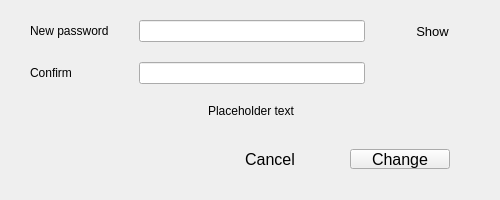
Before: the Qt Designer form updatepassword.ui in someretical/TheoreticalDiary, drawn with Qt 5.
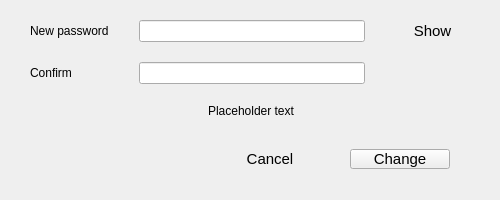
After: the same form once the commit is applied.

Diff of the .ui file:
```diff
--- a/updatepassword.ui
+++ b/updatepassword.ui
@@ -79,7 +79,7 @@
          </property>
          <property name="font">
           <font>
-           <pointsize>10</pointsize>
+           <pointsize>11</pointsize>
           </font>
          </property>
          <property name="text">
@@ -186,7 +186,7 @@
        </property>
        <property name="font">
         <font>
-         <pointsize>12</pointsize>
+         <pointsize>11</pointsize>
         </font>
        </property>
        <property name="text">
@@ -219,7 +219,7 @@
        </property>
        <property name="font">
         <font>
-         <pointsize>12</pointsize>
+         <pointsize>11</pointsize>
         </font>
        </property>
        <property name="text">
```
